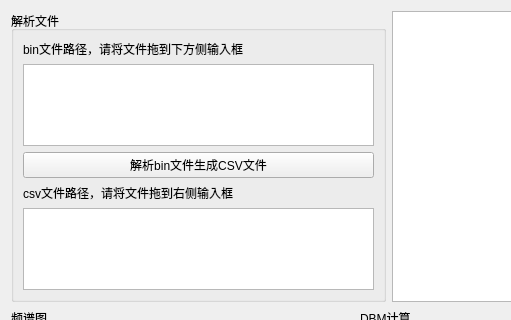
Qt form plugins/Waveform_plugin/ui/main.ui (cn33331/MIX-test) before a commit; both pictures show x 0 to 511 and y 0 to 320 of the 777 by 552 pixel window.
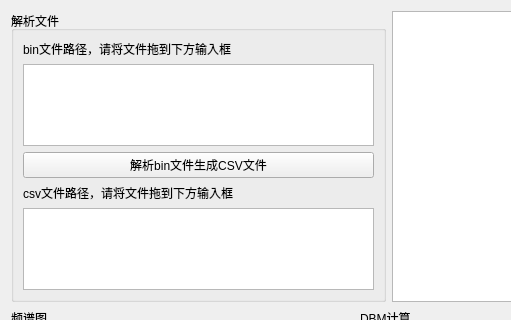
The same form after that commit.

The edit to the form file:
```diff
--- a/plugins/Waveform_plugin/ui/main.ui
+++ b/plugins/Waveform_plugin/ui/main.ui
@@ -41,7 +41,7 @@
             <item>
              <widget class="QLabel" name="label">
               <property name="text">
-               <string>bin文件路径，请将文件拖到下方侧输入框</string>
+               <string>bin文件路径，请将文件拖到下方输入框</string>
               </property>
              </widget>
             </item>
@@ -58,7 +58,7 @@
             <item>
              <widget class="QLabel" name="label_csv">
               <property name="text">
-               <string>csv文件路径，请将文件拖到右侧输入框</string>
+               <string>csv文件路径，请将文件拖到下方输入框</string>
               </property>
              </widget>
             </item>
```
